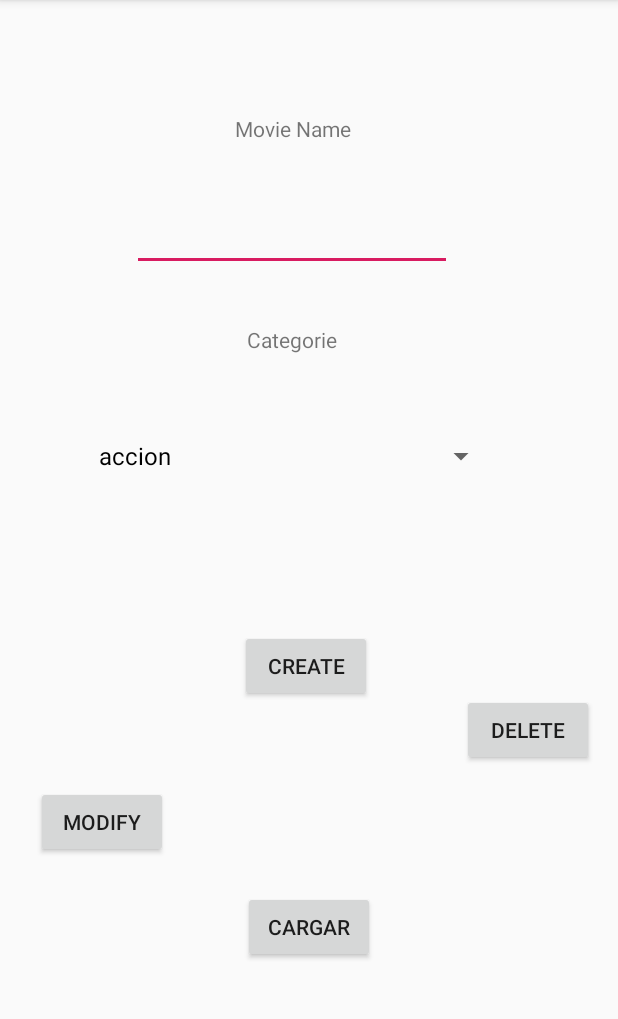
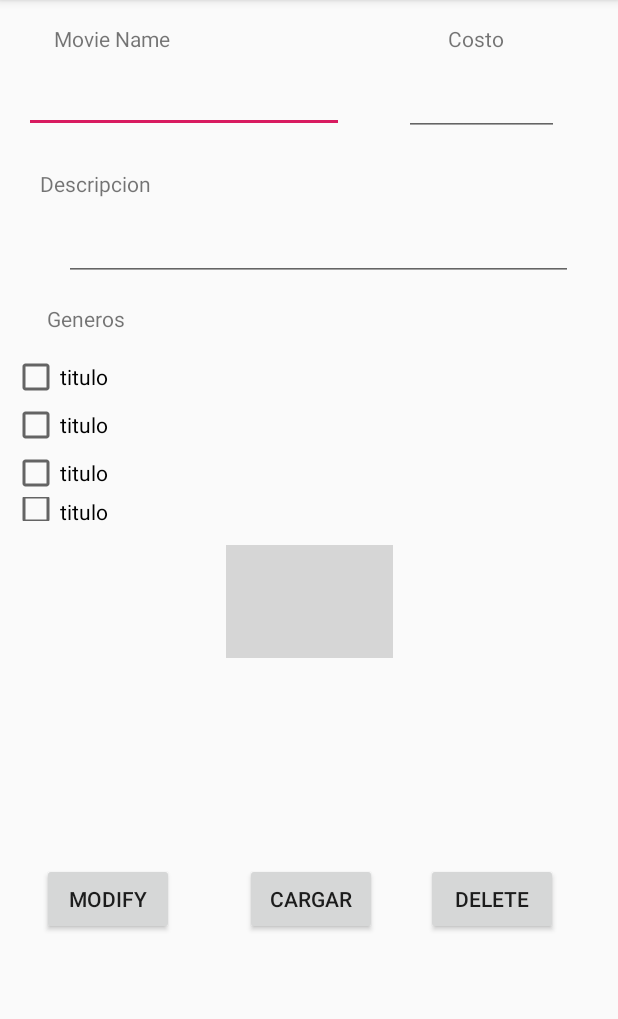
Before and after one commit to velascoandres/ezMovies, an Android app: the ModificarPeliculaActivity screen opened directly, with no data from a screen before it, on a phone screen of 412 x 824 dp, the part 84-1103 px from its top. Run offline under Robolectric (Android 15) with nearby library versions, the phone set to English and light mode, and no system bars; our stand-ins replace Picasso; pictures from the network do not load; grey boxes are pictures that could not be loaded.

Commit message:
pantalla de modificar pelicula

```diff
--- a/EzMoviesAdmin/app/src/main/java/com/example/andres/ezmoviesadmin/ModificarPeliculaActivity.kt
+++ b/EzMoviesAdmin/app/src/main/java/com/example/andres/ezmoviesadmin/ModificarPeliculaActivity.kt
@@ -1,5 +1,6 @@
 package com.example.andres.ezmoviesadmin
 
+import android.annotation.SuppressLint
 import android.content.Intent
 import android.support.v7.app.AppCompatActivity
 import android.os.Bundle
@@ -7,11 +8,15 @@ import android.util.Log
 import android.view.View
 import android.widget.AdapterView
 import android.widget.ArrayAdapter
+import android.widget.CheckBox
+import android.widget.LinearLayout
+import com.squareup.picasso.Picasso
 import kotlinx.android.synthetic.main.activity_modificar_pelicula.*
 import java.lang.reflect.Array
 
 class ModificarPeliculaActivity : AppCompatActivity() {
 
+    @SuppressLint("SetTextI18n")
     override fun onCreate(savedInstanceState: Bundle?) {
         super.onCreate(savedInstanceState)
         setContentView(R.layout.activity_modificar_pelicula)
@@ -22,8 +27,32 @@ class ModificarPeliculaActivity : AppCompatActivity() {
         val pelicula = intent.getParcelableExtra<Pelicula_S?>("pelicula")
 
         txt_nombre.setText(pelicula?.nombre)
+        txt_desc.setText(pelicula?.descripcion)
+        txt_costo.setText(pelicula?.costo)
 
+        Picasso.get()
+                .load(pelicula?.caratula)
+                .resize(256,256)
+                .centerCrop()
+                .into(caratula_img)
 
+        var lista = ArrayList<Int>()
+        for (i in 0 until 5) {
+
+            val checkBox = CheckBox(this)
+            checkBox.text = "titulo"
+            checkBox.setOnCheckedChangeListener { buttonView, isChecked ->
+                if(isChecked){
+                    lista.add(i)
+                }else{
+                    lista.remove(i)
+                }
+                Log.i("check",lista.toString())
+            }
+
+            //var p = listOf("a" to "b", "n" to listOf("a" to "b"))
+            GenerosLayout.addView(checkBox)
+        }
         var arregloCategorias = BDD.categorias
         val adaptadorCategorias=ArrayAdapter<Categoria>(
                 this,
@@ -32,62 +61,11 @@ class ModificarPeliculaActivity : AppCompatActivity() {
 
         )
 
+        btn_update.setOnClickListener {
 
-
-        spinner_categoria.adapter = adaptadorCategorias
-        if (pelicula != null) {
-            spinner_categoria.setSelection(setSpinnerPosition(pelicula.nombre_categoria,arregloCategorias))
         }
-        spinner_categoria
-                .onItemSelectedListener=
-                object : AdapterView.OnItemSelectedListener {
-                    override fun onItemSelected(
-                            parent: AdapterView<*>?,
-                            view: View?,
-                            position: Int,
-                            id: Long) {
-                        val categoria = arregloCategorias[position]
-                        id_categoria = categoria.id
-                    }
-
-                    override fun onNothingSelected(
-                            parent: AdapterView<*>?) {
-                        Log.i("adaptador", "${parent}")
-                    }
-                }
-
-
-            btn_update.setOnClickListener {
-                if (pelicula != null) {
-                    if(helper.actualizarPelicula(pelicula.id,txt_nombre.text.toString(),id_categoria)){
-                        Log.i("UPDATE","Exito")
-                        regresarNavegacion()
-                    }else{
-                        Log.i("UPDATE","Fallo")
-                    }
-
-                }
-            }
-
-            btn_crear.setOnClickListener{
-                if(helper.crearPeliculaFormulario(txt_nombre.text.toString(),id_categoria)){
-                    Log.i("CREAR","Exito")
-                    regresarNavegacion()
-                }else{
-                    Log.i("CREAR","Fallo")
-                }
-            }
 
         btn_borrar.setOnClickListener {
-            if (pelicula != null) {
-                if(helper.eliminarPelicula(pelicula.id)){
-                    Log.i("DELETE","Exito")
-                    regresarNavegacion()
-                }else{
-                    Log.i("DELETE","Fallo")
-                }
-
-            }
         }
 
         btn_load.setOnClickListener{
--- a/EzMoviesAdmin/app/src/main/java/com/example/andres/ezmoviesadmin/PeliculaFragment.kt
+++ b/EzMoviesAdmin/app/src/main/java/com/example/andres/ezmoviesadmin/PeliculaFragment.kt
@@ -27,7 +27,7 @@ class PeliculaFragment : Fragment() {
     override fun onCreate(savedInstanceState: Bundle?) {
         super.onCreate(savedInstanceState)
         val helper = SqliteHelper(context)
-        helper.getPeliculas(peliculas)
+        //helper.getPeliculas(peliculas)
         arguments?.let {
             columnCount = it.getInt(ARG_COLUMN_COUNT)
         }
--- a/EzMoviesAdmin/app/src/main/java/com/example/andres/ezmoviesadmin/ServicioBDD.kt
+++ b/EzMoviesAdmin/app/src/main/java/com/example/andres/ezmoviesadmin/ServicioBDD.kt
@@ -4,6 +4,7 @@ import com.example.andres.ezmoviesadmin.dummy.PeliculaContent
 
 class BDD{
     companion object {
+        val ip = "172.29.23.198:80"
         val peliculas = ArrayList<PeliculaContent.Pelicula>()
         val categorias = ArrayList<Categoria>()
         val actores = ArrayList<Actor>()
--- a/EzMoviesAdmin/app/src/main/java/com/example/andres/ezmoviesadmin/SqliteHelper.kt
+++ b/EzMoviesAdmin/app/src/main/java/com/example/andres/ezmoviesadmin/SqliteHelper.kt
@@ -123,7 +123,7 @@ class SqliteHelper(context: Context?) :
 
         dbReadable.close()
     }
-
+    /*
     fun getPeliculas(peliculas: ArrayList<PeliculaContent.Pelicula>){
         val statement = "select id_pelicula, pelicula.nombre, pelicula.id_categoria, categoria.nombre from pelicula,categoria where pelicula.id_categoria=categoria.id_categoria;"
 
@@ -145,7 +145,7 @@ class SqliteHelper(context: Context?) :
         dbReadable.close()
 
 
-    }
+    }*/
 
     fun crearPeliculaFormulario(nombre: String,
                                 id_categoria: String): Boolean {
--- /dev/null
+++ b/EzMoviesAdmin/app/src/main/java/com/example/andres/ezmoviesadmin/serviciosAPI.kt
@@ -0,0 +1 @@
+package com.example.andres.ezmoviesadmin
--- a/EzMoviesAdmin/app/src/main/res/layout/activity_modificar_pelicula.xml
+++ b/EzMoviesAdmin/app/src/main/res/layout/activity_modificar_pelicula.xml
@@ -10,12 +10,9 @@
         android:id="@+id/textView"
         android:layout_width="wrap_content"
         android:layout_height="wrap_content"
-        android:layout_marginStart="8dp"
-        android:layout_marginTop="76dp"
-        android:layout_marginEnd="8dp"
+        android:layout_marginStart="36dp"
+        android:layout_marginTop="16dp"
         android:text="@string/txt_nombre_pelicula"
-        app:layout_constraintEnd_toEndOf="parent"
-        app:layout_constraintHorizontal_bias="0.467"
         app:layout_constraintStart_toStartOf="parent"
         app:layout_constraintTop_toTopOf="parent" />
 
@@ -23,13 +20,10 @@
         android:id="@+id/txt_nombre"
         android:layout_width="wrap_content"
         android:layout_height="wrap_content"
-        android:layout_marginStart="8dp"
-        android:layout_marginTop="40dp"
-        android:layout_marginEnd="8dp"
+        android:layout_marginStart="16dp"
+        android:layout_marginTop="8dp"
         android:ems="10"
         android:inputType="textPersonName"
-        app:layout_constraintEnd_toEndOf="parent"
-        app:layout_constraintHorizontal_bias="0.437"
         app:layout_constraintStart_toStartOf="parent"
         app:layout_constraintTop_toBottomOf="@+id/textView" />
 
@@ -38,66 +32,37 @@
         android:layout_width="wrap_content"
         android:layout_height="wrap_content"
         android:layout_marginStart="8dp"
-        android:layout_marginTop="36dp"
+        android:layout_marginTop="16dp"
         android:layout_marginEnd="8dp"
-        android:text="@string/txt_nombre_categoria"
+        android:text="Costo"
         app:layout_constraintEnd_toEndOf="parent"
-        app:layout_constraintHorizontal_bias="0.467"
-        app:layout_constraintStart_toStartOf="parent"
-        app:layout_constraintTop_toBottomOf="@+id/txt_nombre" />
-
-    <Spinner
-        android:id="@+id/spinner_categoria"
-        android:layout_width="273dp"
-        android:layout_height="0dp"
-        android:layout_marginStart="8dp"
-        android:layout_marginTop="44dp"
-        android:layout_marginEnd="8dp"
-        app:layout_constraintEnd_toEndOf="parent"
-        app:layout_constraintHorizontal_bias="0.41"
-        app:layout_constraintStart_toStartOf="parent"
-        app:layout_constraintTop_toBottomOf="@+id/textView3" />
+        app:layout_constraintHorizontal_bias="0.723"
+        app:layout_constraintStart_toEndOf="@+id/textView"
+        app:layout_constraintTop_toTopOf="parent" />
 
     <Button
         android:id="@+id/btn_update"
         android:layout_width="wrap_content"
         android:layout_height="wrap_content"
-        android:layout_marginStart="24dp"
+        android:layout_marginStart="28dp"
         android:layout_marginTop="8dp"
-        android:layout_marginBottom="8dp"
+        android:layout_marginBottom="16dp"
         android:text="@string/button_modificar"
         app:layout_constraintBottom_toBottomOf="parent"
         app:layout_constraintStart_toStartOf="parent"
-        app:layout_constraintTop_toBottomOf="@+id/spinner_categoria" />
+        app:layout_constraintTop_toBottomOf="@+id/caratula_img" />
 
     <Button
         android:id="@+id/btn_borrar"
         android:layout_width="wrap_content"
         android:layout_height="wrap_content"
-        android:layout_marginTop="56dp"
-        android:layout_marginEnd="16dp"
-        android:layout_marginBottom="8dp"
+        android:layout_marginTop="8dp"
+        android:layout_marginEnd="40dp"
+        android:layout_marginBottom="16dp"
         android:text="@string/btn_borrar"
         app:layout_constraintBottom_toBottomOf="parent"
         app:layout_constraintEnd_toEndOf="parent"
-        app:layout_constraintTop_toBottomOf="@+id/spinner_categoria"
-        app:layout_constraintVertical_bias="0.239" />
-
-    <Button
-        android:id="@+id/btn_crear"
-        android:layout_width="wrap_content"
-        android:layout_height="wrap_content"
-        android:layout_marginStart="8dp"
-        android:layout_marginTop="76dp"
-        android:layout_marginEnd="8dp"
-        android:layout_marginBottom="8dp"
-        android:text="@string/btn_crear"
-        app:layout_constraintBottom_toBottomOf="parent"
-        app:layout_constraintEnd_toStartOf="@+id/btn_borrar"
-        app:layout_constraintHorizontal_bias="0.437"
-        app:layout_constraintStart_toEndOf="@+id/btn_update"
-        app:layout_constraintTop_toBottomOf="@+id/spinner_categoria"
-        app:layout_constraintVertical_bias="0.052" />
+        app:layout_constraintTop_toBottomOf="@+id/caratula_img" />
 
     <Button
         android:id="@+id/btn_load"
@@ -106,11 +71,92 @@
         android:layout_marginStart="8dp"
         android:layout_marginTop="8dp"
         android:layout_marginEnd="8dp"
-        android:layout_marginBottom="8dp"
+        android:layout_marginBottom="16dp"
         android:text="cargar"
         app:layout_constraintBottom_toBottomOf="parent"
+        app:layout_constraintEnd_toStartOf="@+id/btn_borrar"
+        app:layout_constraintHorizontal_bias="0.611"
+        app:layout_constraintStart_toEndOf="@+id/btn_update"
+        app:layout_constraintTop_toBottomOf="@+id/caratula_img" />
+
+    <TextView
+        android:id="@+id/textView5"
+        android:layout_width="wrap_content"
+        android:layout_height="wrap_content"
+        android:layout_marginStart="8dp"
+        android:layout_marginTop="24dp"
+        android:layout_marginEnd="8dp"
+        android:text="Descripcion"
+        app:layout_constraintEnd_toEndOf="parent"
+        app:layout_constraintHorizontal_bias="0.057"
+        app:layout_constraintStart_toStartOf="parent"
+        app:layout_constraintTop_toBottomOf="@+id/txt_nombre" />
+
+    <EditText
+        android:id="@+id/txt_desc"
+        android:layout_width="339dp"
+        android:layout_height="43dp"
+        android:layout_marginStart="20dp"
+        android:layout_marginTop="12dp"
+        android:layout_marginEnd="8dp"
+        android:ems="10"
+        android:inputType="textPersonName"
         app:layout_constraintEnd_toEndOf="parent"
         app:layout_constraintStart_toStartOf="parent"
-        app:layout_constraintTop_toBottomOf="@+id/btn_crear" />
+        app:layout_constraintTop_toBottomOf="@+id/textView5" />
+
+    <EditText
+        android:id="@+id/txt_costo"
+        android:layout_width="103dp"
+        android:layout_height="47dp"
+        android:layout_marginStart="8dp"
+        android:layout_marginTop="8dp"
+        android:layout_marginEnd="8dp"
+        android:ems="10"
+        android:inputType="textPersonName"
+        app:layout_constraintEnd_toEndOf="parent"
+        app:layout_constraintStart_toEndOf="@+id/txt_nombre"
+        app:layout_constraintTop_toBottomOf="@+id/textView3" />
+
+    <LinearLayout
+        android:id="@+id/GenerosLayout"
+        android:layout_width="372dp"
+        android:layout_height="112dp"
+        android:layout_marginStart="8dp"
+        android:layout_marginTop="48dp"
+        android:layout_marginEnd="8dp"
+        android:orientation="vertical"
+        app:layout_constraintEnd_toEndOf="parent"
+        app:layout_constraintHorizontal_bias="0.0"
+        app:layout_constraintStart_toStartOf="parent"
+        app:layout_constraintTop_toBottomOf="@+id/txt_desc"></LinearLayout>
+
+    <TextView
+        android:id="@+id/textView6"
+        android:layout_width="wrap_content"
+        android:layout_height="18dp"
+        android:layout_marginStart="8dp"
+        android:layout_marginTop="8dp"
+        android:layout_marginEnd="8dp"
+        android:layout_marginBottom="8dp"
+        android:text="Generos"
+        app:layout_constraintBottom_toTopOf="@+id/GenerosLayout"
+        app:layout_constraintEnd_toEndOf="parent"
+        app:layout_constraintHorizontal_bias="0.067"
+        app:layout_constraintStart_toStartOf="parent"
+        app:layout_constraintTop_toBottomOf="@+id/txt_desc" />
+
+    <ImageView
+        android:id="@+id/caratula_img"
+        android:layout_width="111dp"
+        android:layout_height="75dp"
+        android:layout_marginStart="8dp"
+        android:layout_marginTop="16dp"
+        android:layout_marginEnd="8dp"
+        app:layout_constraintEnd_toEndOf="parent"
+        app:layout_constraintHorizontal_bias="0.501"
+        app:layout_constraintStart_toStartOf="parent"
+        app:layout_constraintTop_toBottomOf="@+id/GenerosLayout"
+        tools:srcCompat="@tools:sample/backgrounds/scenic" />
 
 </android.support.constraint.ConstraintLayout>
--- a/EzMoviesAdmin/app/src/main/res/layout/fragment_categoria_list.xml
+++ b/EzMoviesAdmin/app/src/main/res/layout/fragment_categoria_list.xml
@@ -10,4 +10,5 @@
     android:layout_marginRight="16dp"
     app:layoutManager="LinearLayoutManager"
     tools:context=".CategoriaFragment"
+    tools:itemCount="9"
     tools:listitem="@layout/fragment_categoria" />
--- a/EzMoviesAdmin/app/src/main/res/layout/fragment_pelicula_list.xml
+++ b/EzMoviesAdmin/app/src/main/res/layout/fragment_pelicula_list.xml
@@ -10,5 +10,4 @@
     android:layout_marginRight="16dp"
     android:clickable="true"
     app:layoutManager="LinearLayoutManager"
-    tools:context=".PeliculaFragment"
-    tools:listitem="@layout/fragment_pelicula" />
+    tools:context=".PeliculaFragment" />
```
Also changed, not shown: EzMoviesAdmin/app/src/main/java/com/example/andres/ezmoviesadmin/MyPeliculaRecyclerViewAdapter.kt (+19 -2 lines), EzMoviesAdmin/app/src/main/java/com/example/andres/ezmoviesadmin/NavegationActivity.kt (+40 -7 lines), EzMoviesAdmin/app/src/main/java/com/example/andres/ezmoviesadmin/Pelicula.kt (+18 -9 lines), EzMoviesAdmin/app/src/main/java/com/example/andres/ezmoviesadmin/dummy/PeliculaContent.kt (+3 -14 lines), EzMoviesAdmin/app/src/main/res/layout/activity_navegation.xml (+12 -2 lines), EzMoviesAdmin/app/src/main/res/layout/fragment_pelicula.xml (+27 -5 lines).
